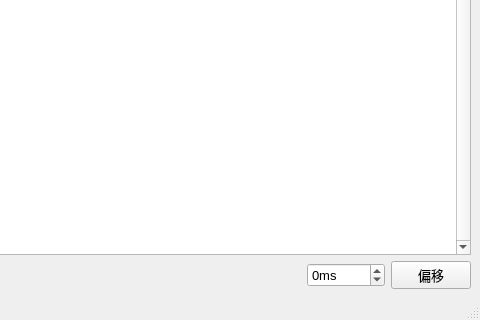
This is mainwindow.ui in ranhengzhang/c-ttml-trans-tool as Qt 5 draws it before an edit; both pictures show x 320 to 800 and y 280 to 600 of the 800 by 600 pixel window. The edited form follows.
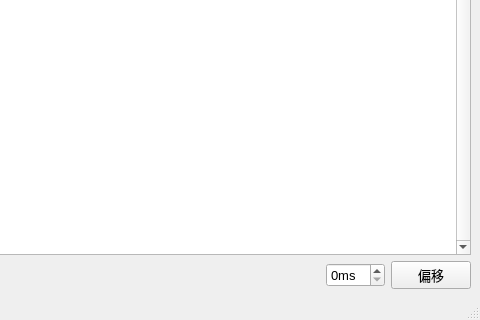
This is the edited form. Custom widgets are drawn as their Qt base class.

Diff of the .ui file:
```diff
--- a/mainwindow.ui
+++ b/mainwindow.ui
@@ -45,12 +45,6 @@
       <property name="suffix">
        <string>ms</string>
       </property>
-      <property name="minimum">
-       <number>-9999</number>
-      </property>
-      <property name="maximum">
-       <number>9999</number>
-      </property>
      </widget>
     </item>
     <item row="0" column="0" colspan="3">
```
